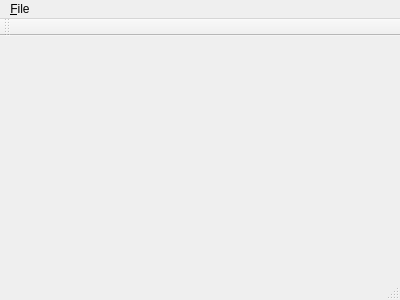
Above: TransferFunctionEditor/TransferFunctionEditor/transferfunctioneditor.ui from itcd/transfer-function-editor before the change. Below: the same form after it.
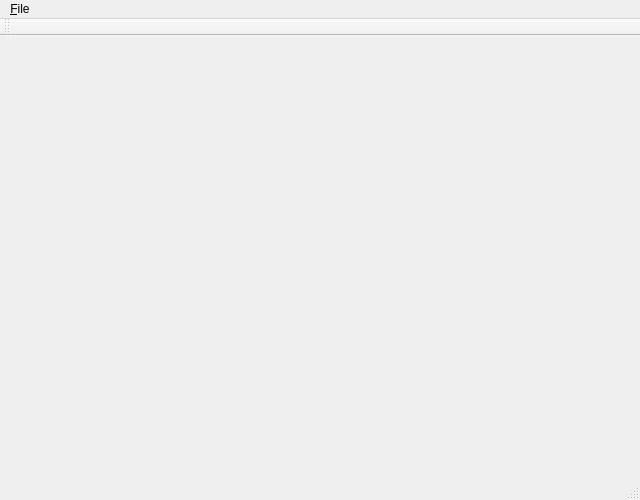
That is the form after the change.

Diff of the .ui file:
```diff
--- a/TransferFunctionEditor/TransferFunctionEditor/transferfunctioneditor.ui
+++ b/TransferFunctionEditor/TransferFunctionEditor/transferfunctioneditor.ui
@@ -6,8 +6,8 @@
    <rect>
     <x>0</x>
     <y>0</y>
-    <width>400</width>
-    <height>300</height>
+    <width>640</width>
+    <height>500</height>
    </rect>
   </property>
   <property name="windowTitle">
@@ -21,7 +21,7 @@
     <rect>
      <x>0</x>
      <y>0</y>
-     <width>400</width>
+     <width>640</width>
      <height>26</height>
     </rect>
    </property>
```
Left out of the diff: 2 changed lines with no effect on the pictures.
